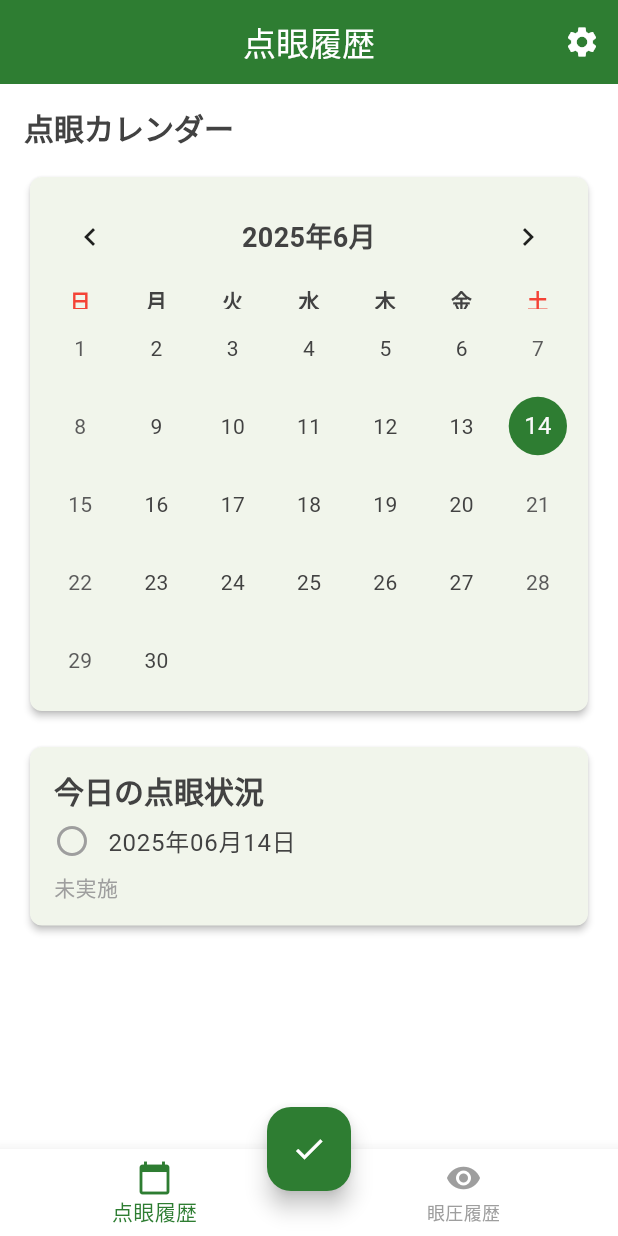
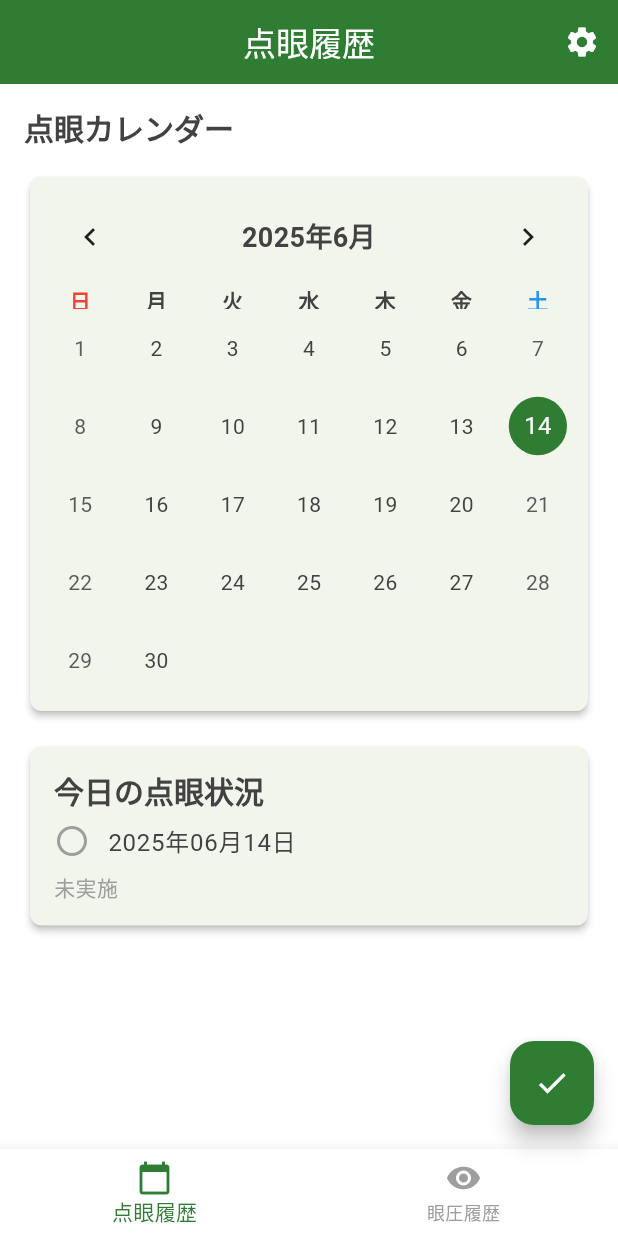
Before and after one commit to umetsu/eyedrops-everyday, a Flutter app: the screen it shows after launch, on a phone screen of 412 x 824 dp. Run offline on Flutter 3.47's test engine with Material 3 defaults, Android fonts, the phone set to English and light mode, and no system bars; drawn by our look-alikes of table_calendar; our stand-ins replace fl_chart, flutter_local_notifications, shared_preferences, sqflite, timezone; accounts and stored records are empty.

Commit message:
UI調整: FABを右側に配置、カレンダー表示を改善、土曜日を青色に変更
- FloatingActionButtonLocationをendFloatに変更してFABを右下に配置
- TableCalendarにCalendarBuildersを追加して土曜日の文字色を青色に変更
- DaysOfWeekStyleにdecorationを追加してカレンダー曜日部分の表示を改善
- AppColorsに土曜日用の青色定数を追加

```diff
--- a/lib/core/constants/colors.dart
+++ b/lib/core/constants/colors.dart
@@ -9,4 +9,5 @@ class AppColors {
   static const Color success = Color(0xFF4CAF50);
   static const Color error = Color(0xFFE57373);
   static const Color grey = Color(0xFF9E9E9E);
+  static const Color saturday = Color(0xFF2196F3);
 }
--- a/lib/features/home/screens/home_screen.dart
+++ b/lib/features/home/screens/home_screen.dart
@@ -1,6 +1,7 @@
 import 'package:flutter/material.dart';
 import 'package:provider/provider.dart';
 import 'package:table_calendar/table_calendar.dart';
+import 'package:intl/intl.dart';
 import '../../../core/constants/colors.dart';
 import '../../../core/utils/date_utils.dart';
 import '../../../core/database/models/eyedrop_record.dart';
@@ -70,6 +71,7 @@ class _HomeScreenState extends State<HomeScreen> {
                           daysOfWeekStyle: const DaysOfWeekStyle(
                             weekdayStyle: TextStyle(fontWeight: FontWeight.w600),
                             weekendStyle: TextStyle(fontWeight: FontWeight.w600, color: Colors.red),
+                            decoration: BoxDecoration(),
                           ),
                           headerStyle: const HeaderStyle(
                             formatButtonVisible: false,
@@ -119,6 +121,23 @@ class _HomeScreenState extends State<HomeScreen> {
                             });
                             provider.loadRecordsForMonth(focusedDay);
                           },
+                          calendarBuilders: CalendarBuilders(
+                            dowBuilder: (context, day) {
+                              final text = DateFormat.E('ja_JP').format(day);
+                              if (day.weekday == DateTime.saturday) {
+                                return Center(
+                                  child: Text(
+                                    text,
+                                    style: const TextStyle(
+                                      fontWeight: FontWeight.w600,
+                                      color: AppColors.saturday,
+                                    ),
+                                  ),
+                                );
+                              }
+                              return null;
+                            },
+                          ),
                         ),
                       ),
                     ),
--- a/lib/screens/main_screen.dart
+++ b/lib/screens/main_screen.dart
@@ -67,7 +67,7 @@ class _MainScreenState extends State<MainScreen> {
         ],
       ),
       floatingActionButton: _buildFloatingActionButton(),
-      floatingActionButtonLocation: FloatingActionButtonLocation.centerDocked,
+      floatingActionButtonLocation: FloatingActionButtonLocation.endFloat,
     );
   }
 
```
